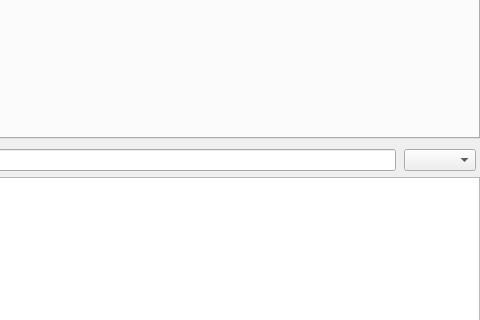
Before: the Qt Designer form src/home/flibrary/gui/dialogs/FilterSettingsDialog.ui in heimdallr/books, drawn with Qt 5; both pictures show x 452 to 932 and y 260 to 580 of the 932 by 850 pixel window.
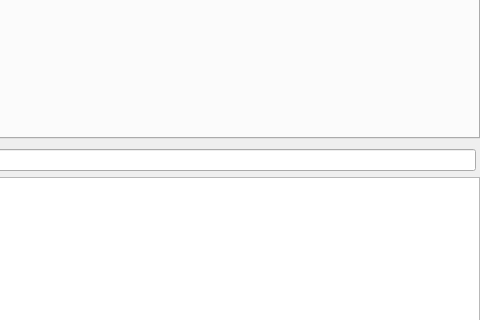
After: the same form once the commit is applied. Custom widgets are drawn as their Qt base class.

Commit message: #1134 Кастомная строка используется в диалоге настройки фильтра

The edit to the form file:
```diff
--- a/src/home/flibrary/gui/dialogs/FilterSettingsDialog.ui
+++ b/src/home/flibrary/gui/dialogs/FilterSettingsDialog.ui
@@ -164,16 +164,6 @@
            </property>
           </widget>
          </item>
-         <item>
-          <widget class="HomeCompa::Flibrary::ModeComboBox" name="cbValueMode">
-           <property name="sizePolicy">
-            <sizepolicy hsizetype="Fixed" vsizetype="Fixed">
-             <horstretch>0</horstretch>
-             <verstretch>0</verstretch>
-            </sizepolicy>
-           </property>
-          </widget>
-         </item>
         </layout>
        </widget>
       </item>
@@ -322,9 +312,9 @@
  <layoutdefault spacing="6" margin="11"/>
  <customwidgets>
   <customwidget>
-   <class>HomeCompa::Flibrary::ModeComboBox</class>
-   <extends>QComboBox</extends>
-   <header>widgets/ModeComboBox.h</header>
+   <class>HomeCompa::Flibrary::ModeLineEdit</class>
+   <extends>QLineEdit</extends>
+   <header>widgets/ModeLineEdit.h</header>
   </customwidget>
  </customwidgets>
  <tabstops>
```
Left out of the diff: 2 changed lines with no effect on the pictures. The commit also changes 1 other file.
